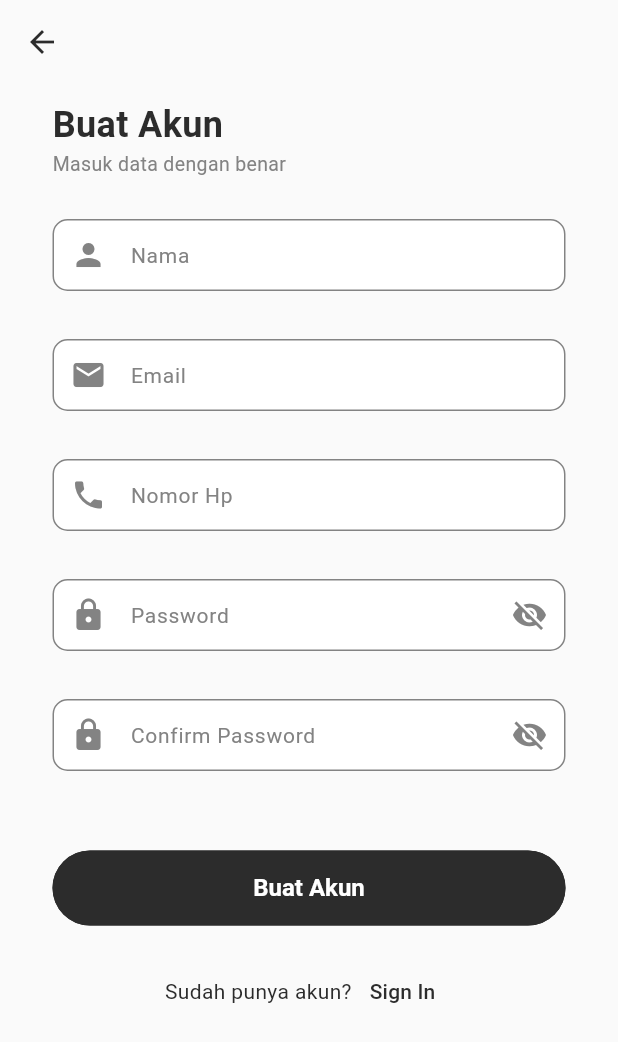
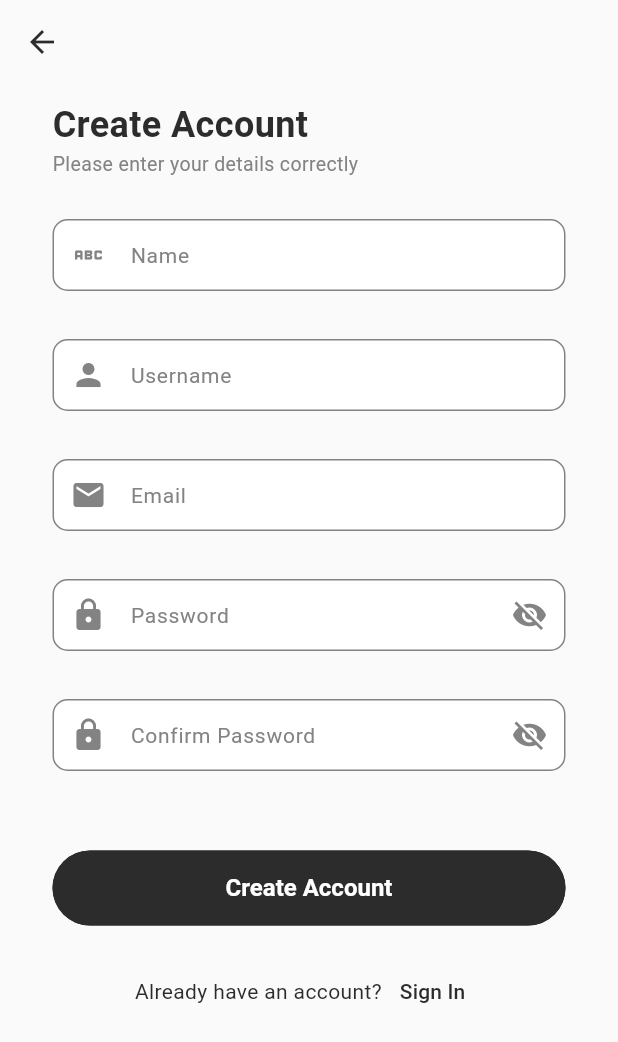
Before and after one commit to vinsensiuskurniaputra/smart-irrigation-app, a Flutter app: the screen it shows after launch, after a tap on the "close" icon, after a tap on "SIGN UP", on a phone screen of 412 x 824 dp. Shown: the top 1042 px of the screen. Run offline on Flutter 3.47's test engine with Material 3 defaults, Android fonts, the phone set to English and light mode, and no system bars; our stand-ins replace camera, connectivity_plus, dartz, dio, get, get_it and 2 more; missing offline and left inert: google_mlkit_image_labeling; Roboto replaces fonts that are missing (Poppins); statements that could not run were skipped.

Commit message:
Implement authentication feature with sign in and sign up functionality

```diff
--- /dev/null
+++ b/lib/features/auth/data/models/signin_req_param.dart
@@ -0,0 +1,13 @@
+class SigninReqParams {
+  final String username;
+  final String password;
+
+  SigninReqParams({required this.username, required this.password});
+
+  Map<String, dynamic> toMap() {
+    return <String, dynamic>{
+      'username': username,
+      'password': password,
+    };
+  }
+}
--- /dev/null
+++ b/lib/features/auth/data/models/signup_req_param.dart
@@ -0,0 +1,17 @@
+class SignupReqParams {
+  final String username;
+  final String password;
+  final String name;
+  final String email;
+
+  SignupReqParams({required this.username, required this.password, required this.name, required this.email});
+
+  Map<String, dynamic> toMap() {
+    return <String, dynamic>{
+      'username': username,
+      'password': password,
+      'name': name,
+      'email': email,
+    };
+  }
+}
--- /dev/null
+++ b/lib/features/auth/domain/usecases/signin_usecase.dart
@@ -0,0 +1,10 @@
+import 'package:dartz/dartz.dart';
+import 'package:smart_irrigation_app/features/auth/data/models/signin_req_param.dart';
+import 'package:smart_irrigation_app/features/auth/domain/repositories/auth.dart';
+import 'package:smart_irrigation_app/service_locator.dart';
+
+class SigninUseCase{
+  Future<Either> call({required String username, required String password}) async {
+    return sl<AuthRepository>().signin(SigninReqParams(username: username, password: password));
+  }
+}
--- /dev/null
+++ b/lib/features/auth/domain/usecases/signup_usecase.dart
@@ -0,0 +1,10 @@
+import 'package:dartz/dartz.dart';
+import 'package:smart_irrigation_app/features/auth/data/models/signup_req_param.dart';
+import 'package:smart_irrigation_app/features/auth/domain/repositories/auth.dart';
+import 'package:smart_irrigation_app/service_locator.dart';
+
+class SignupUseCase{
+  Future<Either> call({required String username, required String password, required String name, required String email}) async {
+    return sl<AuthRepository>().signup(SignupReqParams(username: username, password: password, name: name, email: email));
+  }
+}
--- a/lib/features/auth/presentation/controllers/sign_up_controller.dart
+++ b/lib/features/auth/presentation/controllers/sign_up_controller.dart
@@ -1,6 +1,8 @@
 import 'package:flutter/material.dart';
 import 'package:get/get.dart';
+import 'package:smart_irrigation_app/core/config/theme/app_colors.dart';
 import 'package:smart_irrigation_app/core/utils/page_status.dart';
+import 'package:smart_irrigation_app/features/auth/domain/usecases/signup_usecase.dart';
 import 'package:smart_irrigation_app/routes.dart';
 import 'package:smart_irrigation_app/service_locator.dart';
 
@@ -9,53 +11,52 @@ class SignUpController extends GetxController {
   var errorMessage = ''.obs;
 
   TextEditingController name = TextEditingController();
+  TextEditingController username = TextEditingController();
   TextEditingController email = TextEditingController();
-  TextEditingController phoneNumber = TextEditingController();
 
   TextEditingController password = TextEditingController();
   TextEditingController confirmationPassword = TextEditingController();
 
   void register() async {
     if (name.text.isEmpty || password.text.isEmpty || password.text.isEmpty) {
-      errorMessage.value = 'Data - data tidak boleh kosong';
+      errorMessage.value = 'All fields are required';
       Get.snackbar('Error', errorMessage.value,
-          backgroundColor: Colors.redAccent, colorText: Colors.white);
+          backgroundColor: AppColors.primary, colorText: AppColors.white);
       return;
     }
 
     if (password.text != confirmationPassword.text) {
-      errorMessage.value = 'Password dengan konfirmasi password harus sama';
+      errorMessage.value = 'Password and confirmation password must match';
       Get.snackbar('Error', errorMessage.value,
-          backgroundColor: Colors.redAccent, colorText: Colors.white);
+          backgroundColor: AppColors.primary, colorText: AppColors.white);
       return;
     }
 
     status.value = PageStatus.loading;
     errorMessage.value = '';
 
-    // var signupResult = await sl<SignupUseCase>().call(
-    //     param: SignupReqParams(
-    //         name: name.text,
-    //         email: email.text,
-    //         phone: int.parse(phoneNumber.text),
-    //         password: password.text));
+    var signupResult = await sl<SignupUseCase>().call(
+        username: username.text, password: password.text, name: name.text, email: email.text
+    );
 
-    // signupResult.fold((error) {
-    //   status.value = PageStatus.error;
-    //   errorMessage.value = error;
-    //   Get.snackbar('Register Gagal', errorMessage.value,
-    //       backgroundColor: Colors.redAccent, colorText: Colors.white);
-    // }, (data) {
-    //   status.value = PageStatus.success;
-    //   Get.offAllNamed(AppRoutes.registrationSuccess);
-    // });
+    signupResult.fold((error) {
+      status.value = PageStatus.error;
+      errorMessage.value = error;
+      Get.snackbar('Register Failed', errorMessage.value,
+          backgroundColor: AppColors.primary, colorText: AppColors.white);
+    }, (data) {
+      status.value = PageStatus.success;
+      Get.snackbar('Register Successful', 'Please login to continue',
+          backgroundColor: AppColors.primary, colorText: AppColors.white);
+      Get.offAllNamed(AppRoutes.login);
+    });
   }
 
   @override
   void onClose() {
     name.dispose();
+    username.dispose();
     email.dispose();
-    phoneNumber.dispose();
     password.dispose();
     confirmationPassword.dispose();
     super.onClose();
--- a/lib/features/auth/presentation/pages/sign_in.dart
+++ b/lib/features/auth/presentation/pages/sign_in.dart
@@ -33,11 +33,11 @@ class SignInPage extends StatelessWidget {
               crossAxisAlignment: CrossAxisAlignment.start,
               children: [
                 Text(
-                  'Silahkan Masuk',
+                  'Welcome Back',
                   style: TextStyle(fontWeight: FontWeight.bold, fontSize: 24),
                 ),
                 Text(
-                  'Masuk dengan akun yang sudah terdaftar',
+                  'Please login with your registered account',
                   style: TextStyle(
                       fontWeight: FontWeight.w400,
                       fontSize: 13,
@@ -45,9 +45,9 @@ class SignInPage extends StatelessWidget {
                 ),
                 SizedBox(height: 27),
                 BasicAppTextField(
-                  hintText: 'Email / No HP',
-                  prefixIcon: Icons.email,
-                  controller: controller.emailController,
+                  hintText: 'Username',
+                  prefixIcon: Icons.person,
+                  controller: controller.usernameController,
                 ),
                 SizedBox(height: 32),
                 BasicAppTextField(
@@ -60,13 +60,13 @@ class SignInPage extends StatelessWidget {
                 Obx(() => BasicAppButton(
                     isLoading: controller.status == PageStatus.loading,
                     onPressed: () => controller.login(),
-                    title: 'Masuk')),
+                    title: 'Login')),
                 SizedBox(height: 20),
                 Row(
                   mainAxisAlignment: MainAxisAlignment.center,
                   children: [
                     Text(
-                      'Belum punya akun?',
+                      'Don\'t have an account?',
                       style: TextStyle(fontWeight: FontWeight.w400, fontSize: 14),
                     ),
                     TextButton(
--- a/lib/features/auth/presentation/pages/sign_up.dart
+++ b/lib/features/auth/presentation/pages/sign_up.dart
@@ -34,11 +34,11 @@ class SignUpPage extends StatelessWidget {
               crossAxisAlignment: CrossAxisAlignment.start,
               children: [
                 Text(
-                  'Buat Akun',
+                  'Create Account',
                   style: TextStyle(fontWeight: FontWeight.bold, fontSize: 24),
                 ),
                 Text(
-                  'Masuk data dengan benar',
+                  'Please enter your details correctly',
                   style: TextStyle(
                       fontWeight: FontWeight.w400,
                       fontSize: 13,
@@ -46,21 +46,21 @@ class SignUpPage extends StatelessWidget {
                 ),
                 SizedBox(height: 27),
                 BasicAppTextField(
-                  hintText: 'Nama',
+                  hintText: 'Name',
+                  prefixIcon: Icons.abc,
+                  controller: controller.name,
+                ),
+                SizedBox(height: 32),
+                BasicAppTextField(
+                  hintText: 'Username',
                   prefixIcon: Icons.person,
-                  controller: controller.name,
+                  controller: controller.username,
                 ),
                 SizedBox(height: 32),
                 BasicAppTextField(
                   hintText: 'Email',
                   prefixIcon: Icons.email,
                   controller: controller.email,
-                ),
-                SizedBox(height: 32),
-                BasicAppTextField(
-                  hintText: 'Nomor Hp',
-                  prefixIcon: Icons.phone,
-                  controller: controller.phoneNumber,
                 ),
                 SizedBox(height: 32),
                 BasicAppTextField(
@@ -81,14 +81,14 @@ class SignUpPage extends StatelessWidget {
                   () => BasicAppButton(
                       isLoading: controller.status == PageStatus.loading,
                       onPressed: () => controller.register(),
-                      title: 'Buat Akun'),
+                      title: 'Create Account'),
                 ),
                 SizedBox(height: 20),
                 Row(
                   mainAxisAlignment: MainAxisAlignment.center,
                   children: [
                     Text(
-                      'Sudah punya akun?',
+                      'Already have an account?',
                       style:
                           TextStyle(fontWeight: FontWeight.w400, fontSize: 14),
                     ),
--- a/lib/features/home/presentation/controllers/settings_controller.dart
+++ b/lib/features/home/presentation/controllers/settings_controller.dart
@@ -4,7 +4,7 @@ import 'package:shared_preferences/shared_preferences.dart';
 import 'package:smart_irrigation_app/core/config/theme/app_colors.dart';
 import 'package:smart_irrigation_app/routes.dart';
 import 'package:permission_handler/permission_handler.dart';
-import 'package:smart_irrigation_app/service_locator.dart';
+// import 'package:smart_irrigation_app/service_locator.dart';
 
 class SettingsController extends GetxController {
   // Your controller code here
@@ -178,7 +178,7 @@ class SettingsController extends GetxController {
       Get.back();
 
       // Navigate to login page
-      Get.offAllNamed(AppRoutes.login);
+      Get.offAllNamed(AppRoutes.welcome);
 
       Get.snackbar(
         'Success',
--- a/lib/features/home/presentation/pages/settings.dart
+++ b/lib/features/home/presentation/pages/settings.dart
@@ -2,7 +2,7 @@ import 'package:flutter/material.dart';
 import 'package:get/get.dart';
 import 'package:smart_irrigation_app/core/config/theme/app_colors.dart';
 import 'package:smart_irrigation_app/features/home/presentation/controllers/settings_controller.dart';
-import 'package:smart_irrigation_app/routes.dart';
+// import 'package:smart_irrigation_app/routes.dart';
 
 class SettingsPage extends StatelessWidget {
   const SettingsPage({super.key});
--- a/lib/main.dart
+++ b/lib/main.dart
@@ -50,19 +50,19 @@ Future<void> _initializeApp() async {
 Future<String> _determineInitialRoute() async {
   String initialRoute = AppRoutes.onboarding;
 
-  // try {
-  //   final prefs = await SharedPreferences.getInstance();
-  //   final token = prefs.getString('token');
-  //   final isFinishedOnboarding = prefs.getBool('finished_onboarding') ?? false;
+  try {
+    final prefs = await SharedPreferences.getInstance();
+    final token = prefs.getString('token');
+    final isFinishedOnboarding = prefs.getBool('finished_onboarding') ?? false;
 
-  //   if (token != null && token.isNotEmpty) {
-  //     initialRoute = AppRoutes.home;
-  //   } else if (isFinishedOnboarding) {
-  //     initialRoute = AppRoutes.login;
-  //   }
-  // } catch (e) {
-  //   debugPrint('Token check error: $e');
-  // }
+    if (token != null && token.isNotEmpty) {
+      initialRoute = AppRoutes.home;
+    } else if (isFinishedOnboarding) {
+      initialRoute = AppRoutes.welcome;
+    }
+  } catch (e) {
+    debugPrint('Token check error: $e');
+  }
 
   return initialRoute;
 }
--- a/lib/service_locator.dart
+++ b/lib/service_locator.dart
@@ -3,6 +3,11 @@ import 'package:shared_preferences/shared_preferences.dart';
 import 'package:smart_irrigation_app/core/network/dio_client.dart';
 import 'package:smart_irrigation_app/core/services/connectivity_service.dart';
 import 'package:smart_irrigation_app/core/utils/local_storage_service.dart';
+import 'package:smart_irrigation_app/features/auth/data/services/auth_api_service.dart';
+import 'package:smart_irrigation_app/features/auth/domain/repositories/auth.dart';
+import 'package:smart_irrigation_app/features/auth/data/repositories/auth_impl.dart';
+import 'package:smart_irrigation_app/features/auth/domain/usecases/signin_usecase.dart';
+import 'package:smart_irrigation_app/features/auth/domain/usecases/signup_usecase.dart';
 
 final sl = GetIt.instance;
 
@@ -13,11 +18,12 @@ void setupServiceLocator(SharedPreferences prefs) {
   sl.registerLazySingletonAsync<ConnectivityService>(() async => await ConnectivityService().init());
 
   //Data Source
-  // sl.registerSingleton<AuthApiService>(AuthApiServiceImpl());
+  sl.registerSingleton<AuthApiService>(AuthApiServiceImpl());
 
   // Repostory
-  // sl.registerSingleton<AuthRepository>(AuthRepositoryImpl());
+  sl.registerSingleton<AuthRepository>(AuthRepositoryImpl());
 
   // Usecase
-  // sl.registerSingleton<SigninUseCase>(SigninUseCase());
+  sl.registerSingleton<SigninUseCase>(SigninUseCase());
+  sl.registerSingleton<SignupUseCase>(SignupUseCase());
 }
```
Also changed, not shown: lib/core/constants/API/api_urls.dart (+5 -4 lines), lib/features/auth/data/repositories/auth_impl.dart (added, +44 -0 lines), lib/features/auth/data/services/auth_api_service.dart (added, +55 -0 lines), lib/features/auth/domain/repositories/auth.dart (added, +8 -0 lines), lib/features/auth/presentation/controllers/sign_in_controller.dart (+33 -23 lines).
